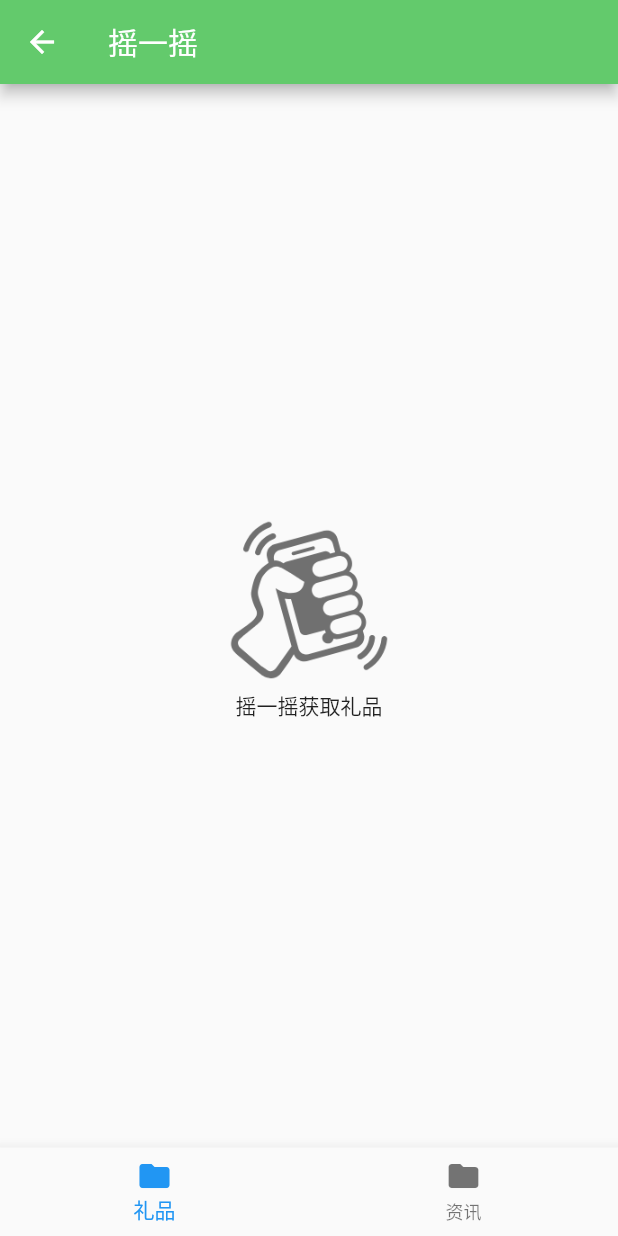
After one commit to IOXusu/flutter_oschina, a Flutter app: the ShakePage screen opened directly, on a phone screen of 412 x 824 dp. The commit adds this screen. Run offline on Flutter 3.47's test engine with Material 2 defaults, Android fonts, the phone set to English and light mode, and no system bars; our stand-ins replace event_bus, shared_preferences; missing offline and left inert: barcode_scan, flutter_webview_plugin; accounts and stored records are empty.

Commit message:
摇一摇页面

```diff
--- a/lib/pages/discovery_page.dart
+++ b/lib/pages/discovery_page.dart
@@ -2,6 +2,7 @@ import 'package:flutter/material.dart';
 import 'package:flutter/services.dart';
 import 'package:flutter_oschina/pages/common_web_page.dart';
 import 'package:barcode_scan/barcode_scan.dart';
+import 'package:flutter_oschina/pages/shake_page.dart';
 
 class DiscoveryPage extends StatefulWidget {
   @override
@@ -88,6 +89,8 @@ class DiscoveryPageState extends State<DiscoveryPage> {
         print("barcode" + barcode);
         break;
       case '摇一摇':
+        Navigator.of(context)
+            .push(MaterialPageRoute(builder: (context) => ShakePage()));
         break;
       case '码云封面任务':
         break;
--- /dev/null
+++ b/lib/pages/shake_page.dart
@@ -0,0 +1,52 @@
+import 'package:flutter/material.dart';
+import 'package:flutter_oschina/constants/constants.dart';
+
+class ShakePage extends StatefulWidget {
+  @override
+  _ShakePageState createState() => _ShakePageState();
+}
+
+class _ShakePageState extends State<ShakePage> {
+  bool isShaked = false;
+  int _currentIndex = 0;
+
+  @override
+  Widget build(BuildContext context) {
+    return Scaffold(
+      appBar: AppBar(
+        title: Text(
+          '摇一摇',
+          style: TextStyle(color: Color(AppColors.APPBAR)),
+        ),
+        iconTheme: IconThemeData(color: Color(AppColors.APPBAR)),
+      ),
+      body: Center(
+        child: Column(
+          mainAxisAlignment: MainAxisAlignment.center,
+          children: <Widget>[
+            Image.asset(
+              'assets/images/shake.png',
+              width: 120.0,
+              height: 120.0,
+            ),
+            Text('摇一摇获取礼品'),
+          ],
+        ),
+      ),
+      bottomNavigationBar: BottomNavigationBar(
+        items: [
+          BottomNavigationBarItem(icon: Icon(Icons.folder), title: Text('礼品')),
+          BottomNavigationBarItem(icon: Icon(Icons.folder), title: Text('资讯'))
+        ],
+        currentIndex: _currentIndex,
+        onTap: (index) {
+          if (mounted) {
+            setState(() {
+              _currentIndex = index;
+            });
+          }
+        },
+      ),
+    );
+  }
+}
--- a/pubspec.yaml
+++ b/pubspec.yaml
@@ -15,6 +15,7 @@ dependencies:
   shared_preferences: ^0.5.6+3
   event_bus: ^1.1.1
   barcode_scan: ^2.0.1
+  sensors: ^0.4.1+10
 
 dev_dependencies:
   flutter_test:
@@ -38,3 +39,5 @@ flutter:
     - assets/images/cover_img.jpg
     # 用户默认头像
     - assets/images/ic_avatar_default.png
+    # 摇一摇背景图
+    - assets/images/shake.png
```
Also changed, not shown: assets/images/shake.png (added), pubspec.lock.
